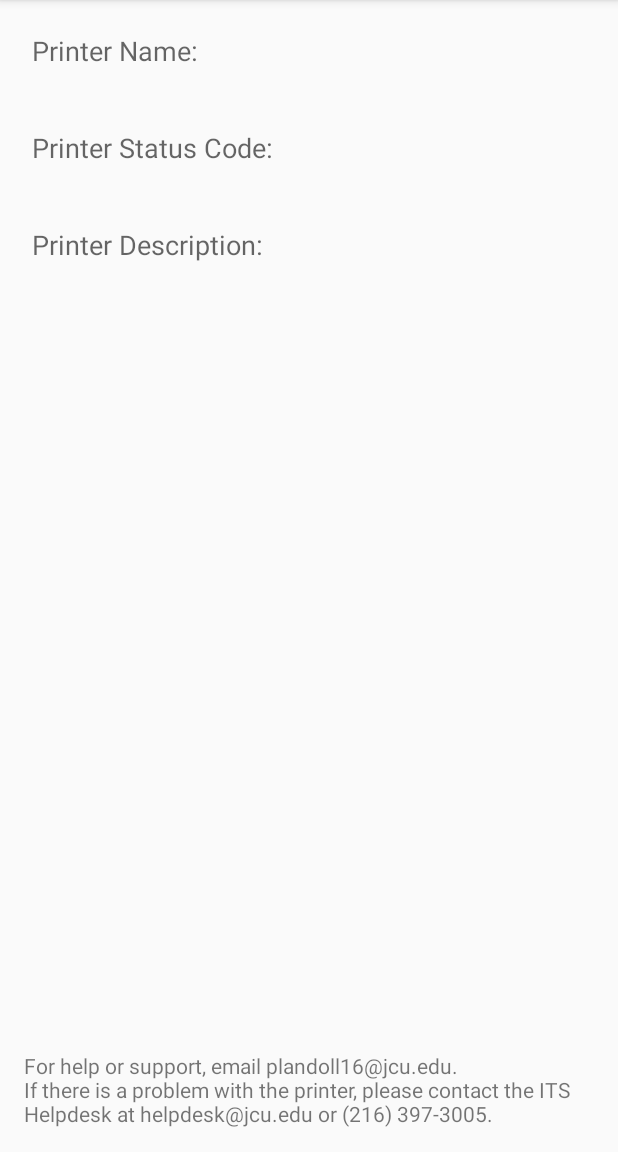
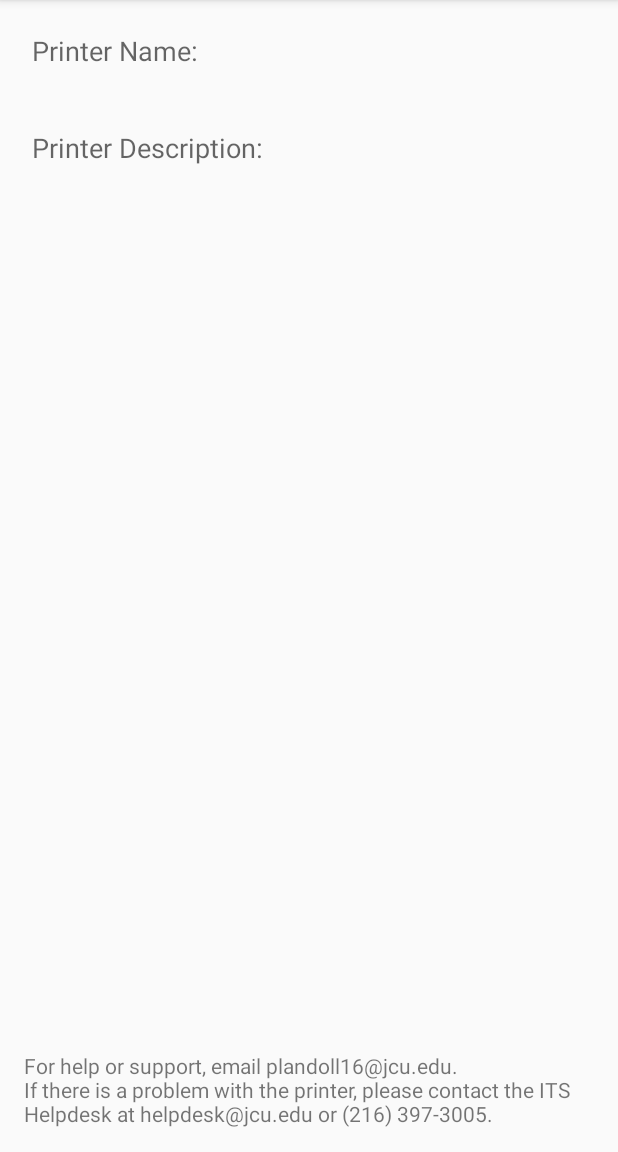
Before and after one commit to pwlandoll/PrinterLocatorApp, an Android app: the DisplayPrinterActivity screen opened directly, with no data from a screen before it, on a phone screen of 412 x 824 dp, the part 84-1236 px from its top. Run offline under Robolectric (Android 15) with nearby library versions, the phone set to English and light mode, and no system bars.

Commit message:
Removed status code in printer display, implemented sorting for printer list

```diff
--- a/app/src/main/java/edu/jcu/plandoll16/printerlocator/DisplayPrinterActivity.java
+++ b/app/src/main/java/edu/jcu/plandoll16/printerlocator/DisplayPrinterActivity.java
@@ -7,7 +7,7 @@ import android.util.Log;
 import android.widget.TextView;
 
 public class DisplayPrinterActivity extends AppCompatActivity {
-    private TextView printerNameTextView, printerStatusCodeTextView, printerDesTextView;
+    private TextView printerNameTextView, printerDesTextView;
 
     @Override
     protected void onCreate(Bundle savedInstanceState) {
@@ -15,16 +15,14 @@ public class DisplayPrinterActivity extends AppCompatActivity {
         setContentView(R.layout.activity_display_printer);
 
         printerNameTextView = (TextView)findViewById(R.id.printerNameTextView);
-        printerStatusCodeTextView = (TextView)findViewById(R.id.printerStatusCodeTextView);
         printerDesTextView = (TextView)findViewById(R.id.printerDesTextView);
 
         Intent mIntent = this.getIntent();
         try {
             printerNameTextView.setText(mIntent.getStringExtra("edu.jcu.plandoll16.PrinterLocator.printerName"));
-            printerStatusCodeTextView.setText(mIntent.getStringExtra("edu.jcu.plandoll16.PrinterLocator.printerStatusCode"));
             printerDesTextView.setText(mIntent.getStringExtra("edu.jcu.plandoll16.PrinterLocator.printerDes"));
         } catch (Exception ex) {
-            Log.e("PROBLEM", ex.getMessage());
+            Log.e("DisplayPrinterActivity", ex.getMessage());
         }
     }
 }
--- a/app/src/main/java/edu/jcu/plandoll16/printerlocator/FindNearestPrinterActivity.java
+++ b/app/src/main/java/edu/jcu/plandoll16/printerlocator/FindNearestPrinterActivity.java
@@ -39,8 +39,7 @@ public class FindNearestPrinterActivity extends AppCompatActivity implements Loc
         securityErrorToast = Toast.makeText(getBaseContext(), "App is unable to access location " +
                 "services - please enable location services and try again.", Toast.LENGTH_LONG);
 
-        // try/catch necessary for permission errors?
-        // TODO: downgrade? target API
+        // TODO: try/catch necessary for permission errors?
         try {
             Location location = mLocationManager.getLastKnownLocation(LocationManager.GPS_PROVIDER);
             if (location != null && location.getTime() > System.currentTimeMillis() - 2 * 60 * 1000) {
@@ -107,7 +106,6 @@ public class FindNearestPrinterActivity extends AppCompatActivity implements Loc
             public void onClick(View v) {
                 Intent mIntent = new Intent(getApplicationContext(), DisplayPrinterActivity.class);
                 mIntent.putExtra("edu.jcu.plandoll16.PrinterLocator.printerName", closestPrinter.getName());
-                mIntent.putExtra("edu.jcu.plandoll16.PrinterLocator.printerStatusCode", closestPrinter.getStatusCode().toString());
                 mIntent.putExtra("edu.jcu.plandoll16.PrinterLocator.printerDescription", closestPrinter.getDescription());
                 startActivity(mIntent);
             }
--- a/app/src/main/java/edu/jcu/plandoll16/printerlocator/ListAllPrintersActivity.java
+++ b/app/src/main/java/edu/jcu/plandoll16/printerlocator/ListAllPrintersActivity.java
@@ -28,7 +28,7 @@ public class ListAllPrintersActivity extends AppCompatActivity {
         mPrinterHelper = new PrinterHelper();
 
         LinearLayout mLayout;
-        ArrayList<Printer> allPrinters = mPrinterHelper.getPrinterArrayList();
+        ArrayList<Printer> allPrinters = mPrinterHelper.getAvailablePrinters();
         for (Printer p : allPrinters) {
             // mPrinter must be final so the onClick method in the listener can access it
             final Printer mPrinter = p;
@@ -39,7 +39,6 @@ public class ListAllPrintersActivity extends AppCompatActivity {
                 public void onClick(View v) {
                     Intent mIntent = new Intent(getApplicationContext(), DisplayPrinterActivity.class);
                     mIntent.putExtra("edu.jcu.plandoll16.PrinterLocator.printerName", mPrinter.getName());
-                    mIntent.putExtra("edu.jcu.plandoll16.PrinterLocator.printerStatusCode", mPrinter.getStatusCode().toString());
                     mIntent.putExtra("edu.jcu.plandoll16.PrinterLocator.printerDescription", mPrinter.getDescription());
                     startActivity(mIntent);
                 }
--- a/app/src/main/res/layout/activity_display_printer.xml
+++ b/app/src/main/res/layout/activity_display_printer.xml
@@ -19,7 +19,6 @@
         <TextView
             android:text="@string/printerName"
             android:id="@+id/nameLabelTextView"
-            android:layout_column="0"
             android:textAppearance="?android:attr/textAppearanceMedium"
             android:layout_margin="5dp"
             android:layout_height="wrap_content"
@@ -28,25 +27,7 @@
         <TextView
             android:layout_width="wrap_content"
             android:layout_height="wrap_content"
-            android:id="@+id/printerNameTextView"
-            android:layout_column="1" />
-
-        <Space
-            android:layout_width="match_parent"
-            android:layout_height="10dp" />
-
-        <TextView
-            android:layout_width="wrap_content"
-            android:layout_height="wrap_content"
-            android:textAppearance="?android:attr/textAppearanceMedium"
-            android:text="@string/statusCode"
-            android:id="@+id/statusLabelTextView"
-            android:layout_margin="5dp" />
-
-        <TextView
-            android:layout_width="wrap_content"
-            android:layout_height="wrap_content"
-            android:id="@+id/printerStatusCodeTextView" />
+            android:id="@+id/printerNameTextView" />
 
         <Space
             android:layout_width="match_parent"
@@ -55,7 +36,6 @@
         <TextView
             android:text="@string/printerDes"
             android:id="@+id/desLabelTextView"
-            android:layout_column="0"
             android:textAppearance="?android:attr/textAppearanceMedium"
             android:layout_margin="5dp"
             android:layout_height="wrap_content"
@@ -64,8 +44,7 @@
         <TextView
             android:layout_width="wrap_content"
             android:layout_height="wrap_content"
-            android:id="@+id/printerDesTextView"
-            android:layout_column="1" />
+            android:id="@+id/printerDesTextView" />
     </LinearLayout>
 
     <TextView
```
Also changed, not shown: app/src/main/java/edu/jcu/plandoll16/printerlocator/Printer.java (+15 -5 lines), app/src/main/java/edu/jcu/plandoll16/printerlocator/PrinterHelper.java (+21 -12 lines).
